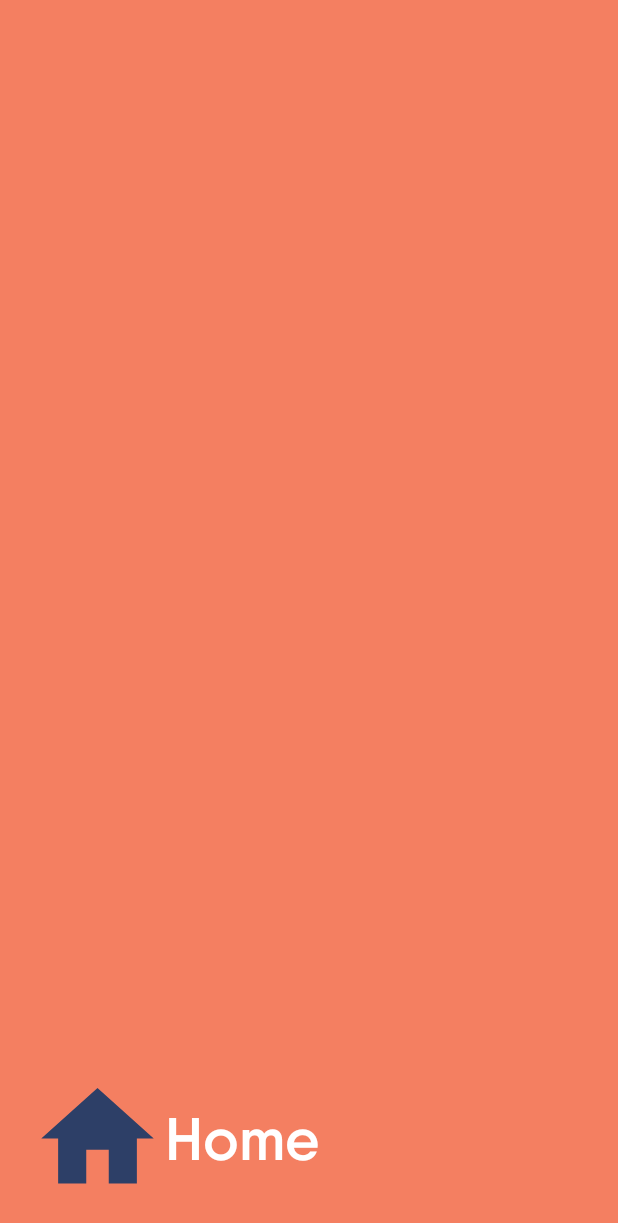
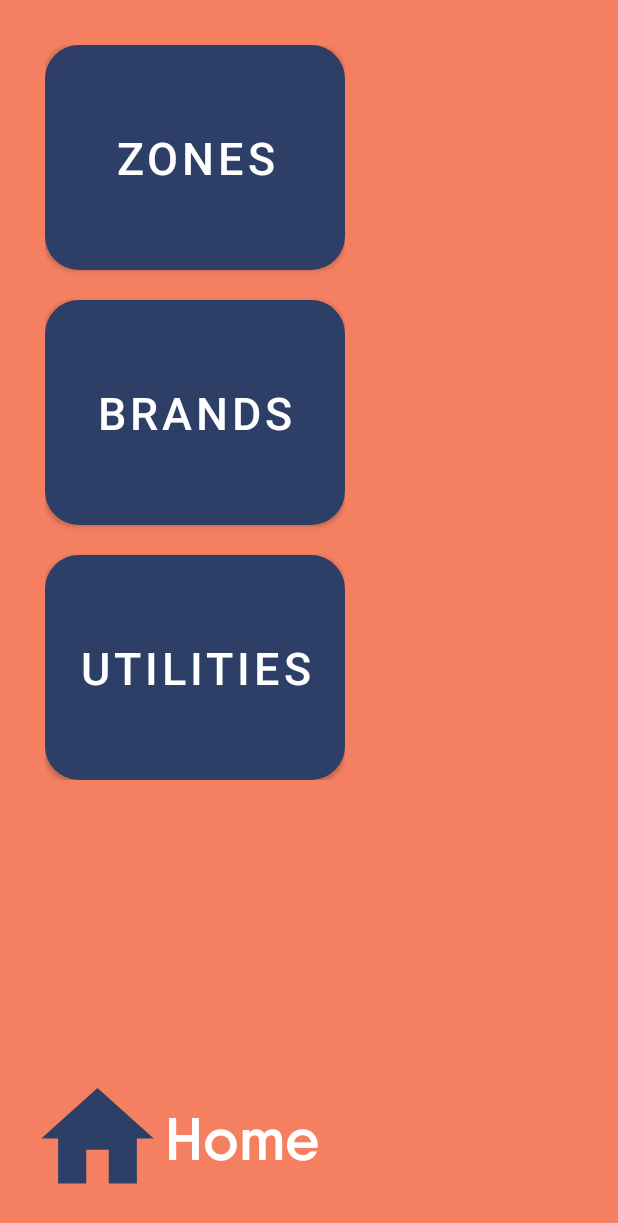
Before and after one commit to hybrid87sg/temiApp, an Android app: the layout activity_map.xml on its own in the app's theme, with its tools: preview values and no code run, on a phone screen of 412 x 824 dp. Shown: the top 1223 px of the screen. Run offline under Robolectric (Android 15) with nearby library versions, the phone set to English and light mode, and no system bars.

Commit message:
TemiUI 290121 1749

```diff
--- a/app/src/main/java/com/hybrid/temiui/Fragments/ZoneAFragment.kt
+++ b/app/src/main/java/com/hybrid/temiui/Fragments/UtilsFragment.kt
@@ -7,13 +7,14 @@ import android.view.View
 import android.view.ViewGroup
 import com.hybrid.temiui.R
 
-class ZoneAFragment : Fragment() {
+class UtilsFragment : Fragment() {
+
 
     override fun onCreateView(
         inflater: LayoutInflater, container: ViewGroup?,
         savedInstanceState: Bundle?
     ): View? {
         // Inflate the layout for this fragment
-        return inflater.inflate(R.layout.fragment_zone_a, container, false)
+        return inflater.inflate(R.layout.fragment_utils, container, false)
     }
 }
--- /dev/null
+++ b/app/src/main/res/drawable/button_menu.xml
@@ -0,0 +1,13 @@
+<?xml version="1.0" encoding="utf-8"?>
+<shape xmlns:android="http://schemas.android.com/apk/res/android"
+    android:shape="rectangle"
+    android:tintMode="add"
+    android:tint="@color/coral">
+
+    <solid android:color="@color/white"/>
+    <corners android:radius="20dp"/>
+    <stroke
+        android:color="@color/black"
+        android:width="5dp"/>
+
+</shape>
--- a/app/src/main/res/layout/activity_map.xml
+++ b/app/src/main/res/layout/activity_map.xml
@@ -7,23 +7,54 @@
     android:background="@color/coral"
     tools:context=".MapActivity">
 
-    <ListView
-        android:id="@+id/lvMenu"
-        android:layout_width="350dp"
+
+    <LinearLayout
+        android:id="@+id/llMenu"
+        android:layout_width="wrap_content"
         android:layout_height="wrap_content"
-        android:layout_alignParentStart="true"
-        android:layout_alignParentTop="true"
-        android:layout_alignParentBottom="true"/>
+        android:orientation="vertical"
+        android:paddingStart="30dp"
+        android:paddingTop="30dp"
+        android:paddingEnd="30dp"
+        android:paddingBottom="60dp">
+
+        <Button
+            android:id="@+id/zoneView"
+            android:layout_width="200dp"
+            android:layout_height="150dp"
+            android:background="@drawable/button_menu"
+            android:text="@string/zones"
+            android:textSize="30sp" />
+
+        <Button
+            android:id="@+id/brandView"
+            android:layout_width="200dp"
+            android:layout_height="150dp"
+            android:background="@drawable/button_menu"
+            android:text="@string/brands"
+            android:textSize="30sp"
+            android:layout_marginTop="20dp"
+            android:layout_marginBottom="20dp"/>
+
+        <Button
+            android:id="@+id/utilsView"
+            android:layout_width="200dp"
+            android:layout_height="150dp"
+            android:background="@drawable/button_menu"
+            android:text="@string/utils"
+            android:textSize="30sp" />
 
 
+    </LinearLayout>
+
     <LinearLayout
+        android:id="@+id/llHome"
         android:layout_width="wrap_content"
         android:layout_height="wrap_content"
+        android:layout_alignParentBottom="true"
         android:layout_marginStart="20dp"
         android:layout_marginBottom="20dp"
-        android:orientation="horizontal"
-        android:layout_alignParentBottom="true"
-        >
+        android:orientation="horizontal">
 
         <ImageButton
             android:id="@+id/ibHome"
@@ -50,21 +81,18 @@
         android:id="@+id/flZone"
         android:layout_width="match_parent"
         android:layout_height="match_parent"
-        android:layout_alignParentEnd="true"
-        android:layout_toEndOf="@id/lvMenu"/>
+        android:layout_toEndOf="@id/llMenu" />
+
     <FrameLayout
         android:id="@+id/flBrands"
         android:layout_width="match_parent"
         android:layout_height="match_parent"
-        android:layout_alignParentEnd="true"
-        android:layout_toEndOf="@id/lvMenu"
-        android:visibility="gone"/>
+        android:visibility="gone" />
+
     <FrameLayout
         android:id="@+id/flUtils"
         android:layout_width="match_parent"
         android:layout_height="match_parent"
-        android:layout_alignParentEnd="true"
-        android:layout_toEndOf="@id/lvMenu"
-        android:visibility="gone"/>
+        android:visibility="gone" />
 
 </RelativeLayout>
--- /dev/null
+++ b/app/src/main/res/layout/fragment_utils.xml
@@ -0,0 +1,6 @@
+<?xml version="1.0" encoding="utf-8"?>
+<FrameLayout xmlns:android="http://schemas.android.com/apk/res/android"
+    xmlns:tools="http://schemas.android.com/tools"
+    android:layout_width="match_parent"
+    android:layout_height="match_parent"
+    tools:context=".fragments.UtilsFragment"/>
--- a/app/src/main/res/values/strings.xml
+++ b/app/src/main/res/values/strings.xml
@@ -42,5 +42,10 @@
     <string name="b8">B8</string>
     <string name="b9">B9</string>
 
+    //Menu
+    <string name="zones">Zones</string>
+    <string name="brands">Brands</string>
+    <string name="utils">Utilities</string>
+
 
 </resources>
--- a/app/src/main/res/values/themes.xml
+++ b/app/src/main/res/values/themes.xml
@@ -1,16 +1,18 @@
 <resources xmlns:tools="http://schemas.android.com/tools">
     <!-- Base application theme. -->
     <style name="Theme.TemiUI" parent="Theme.MaterialComponents.DayNight.DarkActionBar">
-        <!-- Primary brand color. -->
+         Primary brand color.
         <item name="colorPrimary">@color/dblue</item>
-        <item name="colorPrimaryVariant">@color/purple_700</item>
+        <item name="colorPrimaryVariant">@color/white</item>
         <item name="colorOnPrimary">@color/white</item>
-        <!-- Secondary brand color. -->
+         Secondary brand color.
         <item name="colorSecondary">@color/teal_200</item>
         <item name="colorSecondaryVariant">@color/teal_700</item>
         <item name="colorOnSecondary">@color/black</item>
-        <!-- Status bar color. -->
+         Status bar color.
         <item name="android:statusBarColor" tools:targetApi="l">?attr/colorPrimaryVariant</item>
-        <!-- Customize your theme here. -->
+         Customize your theme here.
+        <item name="android:background">@color/coral</item>
+        <item name="android:color">@color/white</item>
     </style>
 </resources>
```
Also changed, not shown: app/src/main/java/com/hybrid/temiui/Fragments/ZoneFragment.kt (+0 -8 lines), app/src/main/java/com/hybrid/temiui/MapActivity.kt (+19 -12 lines), app/src/main/res/layout/row.xml (+10 -2 lines).
